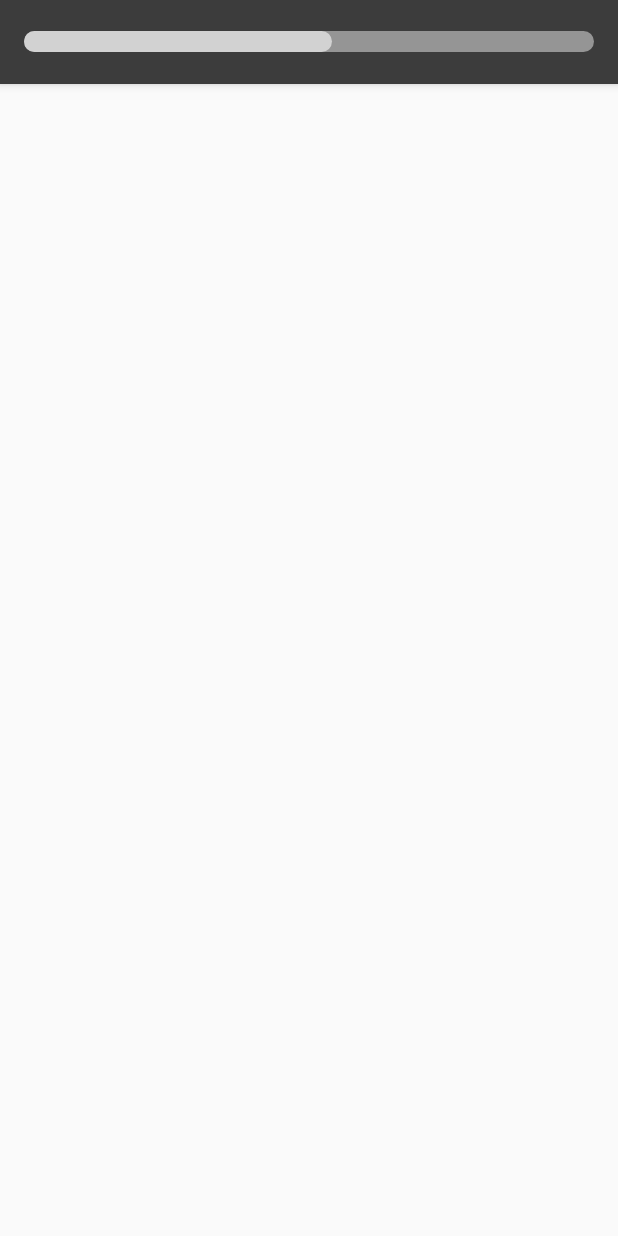
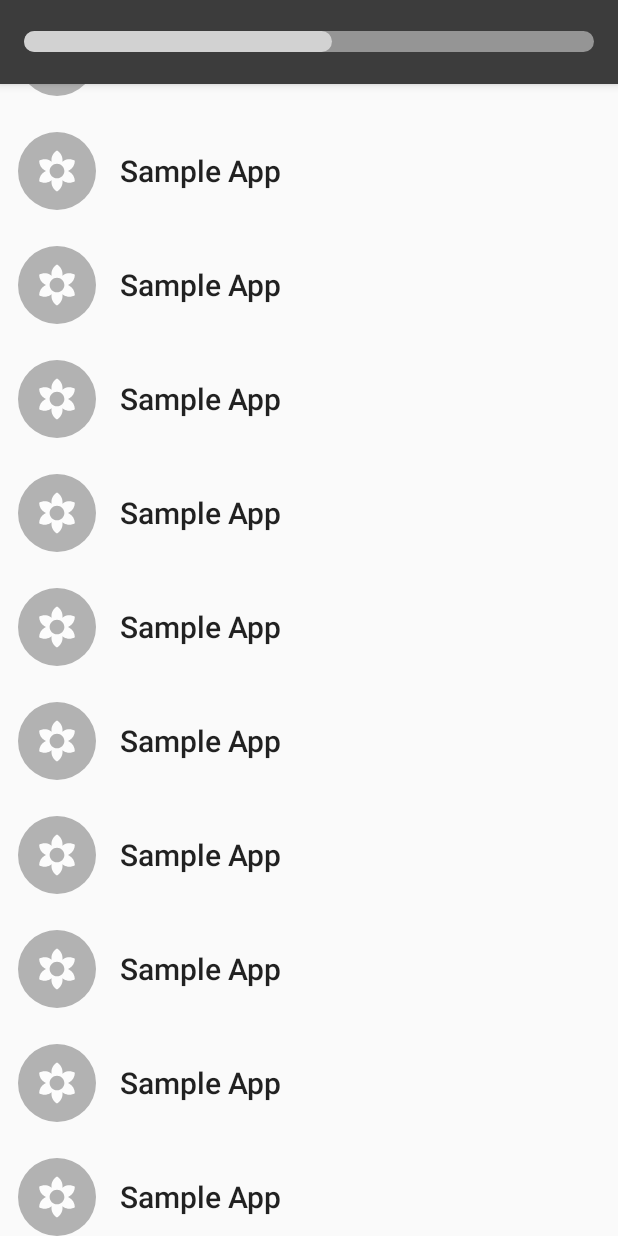
Before and after one commit to ksdme/productive, an Android app: the screen it shows after launch (MainActivity), on a phone screen of 412 x 824 dp. Run offline under Robolectric (Android 15) with nearby library versions, the phone set to English and light mode, and no system bars.

Commit message:
Add sample adapter

```diff
--- a/app/src/main/java/xyz/ksdme/productive/MainActivity.kt
+++ b/app/src/main/java/xyz/ksdme/productive/MainActivity.kt
@@ -2,11 +2,18 @@ package xyz.ksdme.productive
 
 import android.support.v7.app.AppCompatActivity
 import android.os.Bundle
+import android.support.v7.widget.LinearLayoutManager
+import kotlinx.android.synthetic.main.activity_main.*
+import xyz.ksdme.productive.adapters.AppDrawerItems
 
 class MainActivity : AppCompatActivity() {
 
     override fun onCreate(savedInstanceState: Bundle?) {
         super.onCreate(savedInstanceState)
         setContentView(R.layout.activity_main)
+
+        app_drawer.adapter = AppDrawerItems()
+        app_drawer.layoutManager = LinearLayoutManager(
+            this, LinearLayoutManager.VERTICAL, false)
     }
 }
--- /dev/null
+++ b/app/src/main/java/xyz/ksdme/productive/adapters/AppDrawerItems.kt
@@ -0,0 +1,32 @@
+package xyz.ksdme.productive.adapters
+
+import android.support.v7.widget.RecyclerView
+import android.util.Log
+import android.view.LayoutInflater
+import android.view.View
+import android.view.ViewGroup
+import xyz.ksdme.productive.R
+
+class AppDrawerItems: RecyclerView.Adapter<AppDrawerItems.AppDrawerHolder>() {
+
+    private val logTag = "AppDrawerItems"
+
+    override fun onCreateViewHolder(parent: ViewGroup, position: Int): AppDrawerHolder {
+        val inflated = LayoutInflater.from(parent.context)
+            .inflate(R.layout.content_app_drawer_item, parent, false)
+
+        return AppDrawerHolder(inflated)
+    }
+
+    override fun getItemCount(): Int {
+        return 30
+    }
+
+    override fun onBindViewHolder(p0: AppDrawerHolder, p1: Int) {
+        Log.d(this.logTag, "onBindViewHolder")
+    }
+
+    class AppDrawerHolder(view: View):
+        RecyclerView.ViewHolder(view)
+
+}
--- a/app/src/main/res/layout/activity_main.xml
+++ b/app/src/main/res/layout/activity_main.xml
@@ -22,4 +22,9 @@
 
     </android.support.design.widget.AppBarLayout>
 
+    <android.support.v7.widget.RecyclerView
+            android:id="@+id/app_drawer"
+            android:layout_width="match_parent"
+            android:layout_height="wrap_content" />
+
 </android.support.design.widget.CoordinatorLayout>
```
